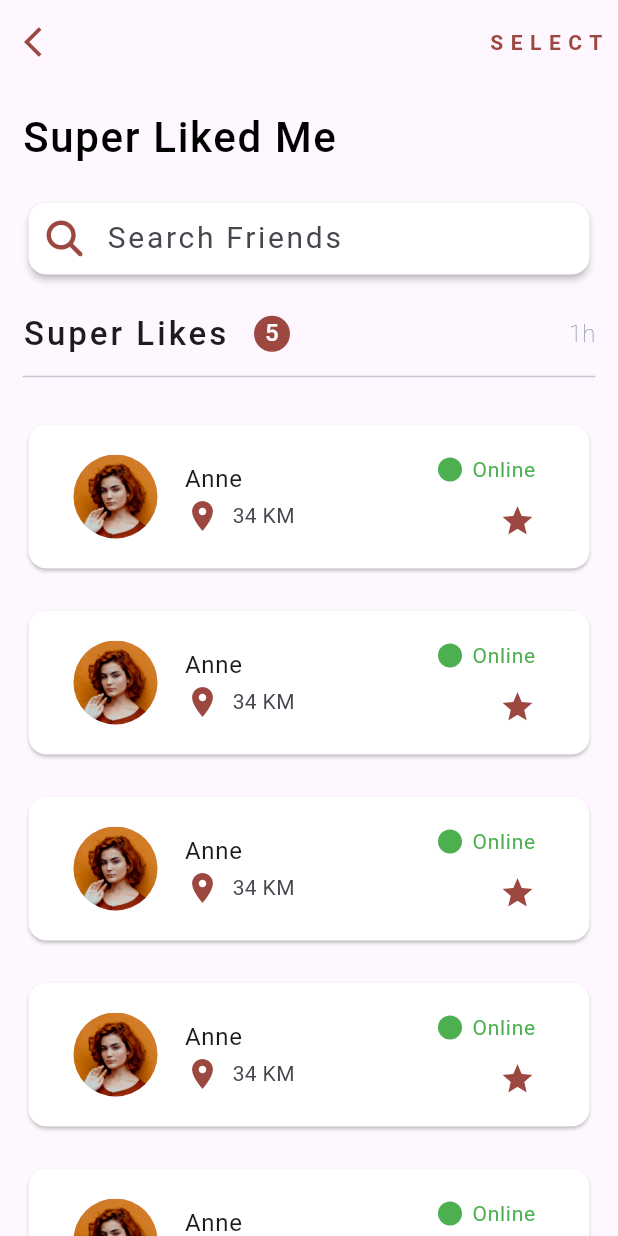
After one commit to AhmedBelal31/Flutter_UI_Apps, a Flutter app: the screen it shows after launch, after a tap on "42", on a phone screen of 412 x 824 dp. The commit adds this screen. Run offline on Flutter 3.47's test engine with Material 3 defaults, Android fonts, the phone set to English and light mode, and no system bars; our stand-ins replace font_awesome_flutter, google_fonts; Roboto replaces fonts that are missing (Acme).

Commit message:
Create Super Liked Me Screen

```diff
--- /dev/null
+++ b/lib/dating_app/screens/super_liked_me.dart
@@ -0,0 +1,103 @@
+import 'package:flutter/material.dart';
+import 'package:flutter_ui_apps/dating_app/theming/color.dart';
+import 'package:font_awesome_flutter/font_awesome_flutter.dart';
+import '../theming/text_style.dart';
+import '../widgets/super_liked_me/Super_liked_list.dart';
+
+class SuperLikedMe extends StatelessWidget {
+  const SuperLikedMe({super.key});
+
+  @override
+  Widget build(BuildContext context) {
+    return Scaffold(
+      appBar: _superLikedAppBar(context),
+      body: SingleChildScrollView(
+        physics: const BouncingScrollPhysics(),
+        child: Padding(
+          padding: const EdgeInsets.all(15.0),
+          child: Column(
+            crossAxisAlignment: CrossAxisAlignment.start,
+            children: [
+              _buildTitle(),
+              const SizedBox(height: 20),
+              _buildTF(),
+              const SizedBox(height: 20),
+              _buildTitleOfSuperLikedList(),
+              const SizedBox(height: 5),
+              const Divider(),
+              const SizedBox(height: 20),
+              const SuperLikedList(),
+            ],
+          ),
+        ),
+      ),
+    );
+  }
+
+  AppBar _superLikedAppBar(context) => AppBar(
+        leading: IconButton(
+          icon: const Icon(
+            Icons.arrow_back_ios,
+            color: primaryColor,
+          ),
+          onPressed: () {
+            Navigator.pop(context);
+          },
+        ),
+        actions: const [
+          Text(
+            'SELECT ',
+            style: actionMenuStyle,
+          )
+        ],
+      );
+
+  Widget _buildTitle() => Text(
+        'Super Liked Me',
+        style: headingTextStyle.copyWith(color: Colors.black, fontSize: 28),
+      );
+
+  Widget _buildTF() => const Card(
+        color: Colors.white,
+        elevation: 2,
+        child: TextField(
+          style: TextStyle(fontSize: 20, letterSpacing: 1.8),
+          decoration: InputDecoration(
+              border: InputBorder.none,
+              prefixIcon: Icon(
+                FontAwesomeIcons.magnifyingGlass,
+                color: primaryColor,
+              ),
+              hintText: 'Search Friends ',
+              hintStyle: TextStyle(fontSize: 20, letterSpacing: 1.8)),
+        ),
+      );
+
+  Widget _buildTitleOfSuperLikedList() => const Row(
+        children: [
+          Text(
+            'Super Likes ',
+            style: TextStyle(
+              letterSpacing: 2,
+              fontSize: 22,
+              fontWeight: FontWeight.w500,
+            ),
+          ),
+          SizedBox(width: 10),
+          CircleAvatar(
+            radius: 12,
+            backgroundColor: primaryColor,
+            child: Text(
+              '5',
+              style: TextStyle(color: Colors.white),
+              textAlign: TextAlign.center,
+            ),
+          ),
+          Spacer(),
+          Text(
+            '1h',
+            style: subTitleStyle,
+          ),
+        ],
+      );
+}
--- a/lib/dating_app/widgets/custom_app_bar.dart
+++ b/lib/dating_app/widgets/dating_home_widgets/custom_app_bar.dart
@@ -1,7 +1,7 @@
 import 'package:flutter/material.dart';
 import 'package:font_awesome_flutter/font_awesome_flutter.dart';
 
-import '../theming/text_style.dart';
+import '../../theming/text_style.dart';
 
 class CustomAppBar extends StatelessWidget {
   const CustomAppBar({super.key});
--- a/lib/dating_app/widgets/profile_info_card.dart
+++ b/lib/dating_app/widgets/dating_home_widgets/profile_info_card.dart
@@ -1,6 +1,6 @@
 import 'package:flutter/material.dart';
 
-import '../theming/text_style.dart';
+import '../../theming/text_style.dart';
 
 class ProfileInfoCard extends StatelessWidget {
   const ProfileInfoCard({
--- a/lib/dating_app/widgets/table_details.dart
+++ b/lib/dating_app/widgets/dating_home_widgets/table_details.dart
@@ -1,6 +1,7 @@
 import 'package:flutter/material.dart';
+import 'package:flutter_ui_apps/dating_app/screens/super_liked_me.dart';
 import 'package:font_awesome_flutter/font_awesome_flutter.dart';
-import '../theming/color.dart';
+import '../../theming/color.dart';
 import 'profile_info_card.dart';
 
 class TableDetails extends StatelessWidget {
@@ -10,9 +11,9 @@ class TableDetails extends StatelessWidget {
   Widget build(BuildContext context) {
     return Table(
       children: [
-        const TableRow(
+        TableRow(
           children: [
-            ProfileInfoCard(
+            const ProfileInfoCard(
               icon: Icon(
                 Icons.star,
                 color: primaryColor,
@@ -21,14 +22,23 @@ class TableDetails extends StatelessWidget {
               title: '13',
               subTitle: 'New Matches',
             ),
-            ProfileInfoCard(
-              icon: Icon(
-                Icons.favorite,
-                color: primaryColor,
-                size: 25,
+            InkWell(
+              onTap: () {
+                Navigator.of(context).push(
+                  MaterialPageRoute(
+                    builder: (context) => const SuperLikedMe(),
+                  ),
+                );
+              },
+              child: const ProfileInfoCard(
+                icon: Icon(
+                  Icons.favorite,
+                  color: primaryColor,
+                  size: 25,
+                ),
+                title: '42',
+                subTitle: 'Super Likes ',
               ),
-              title: '21',
-              subTitle: 'Unmatched Me ',
             ),
           ],
         ),
@@ -72,8 +82,8 @@ class TableDetails extends StatelessWidget {
                 color: primaryColor,
                 size: 25,
               ),
-              title: '42',
-              subTitle: 'Super Likes ',
+              title: '21',
+              subTitle: 'Unmatched Me ',
             ),
           ],
         ),
@@ -122,8 +132,6 @@ class TableDetails extends StatelessWidget {
             ),
           ],
         ),
-
-
       ],
     );
   }
--- a/lib/dating_app/widgets/user_background_image.dart
+++ b/lib/dating_app/widgets/dating_home_widgets/user_background_image.dart
@@ -1,6 +1,6 @@
 import 'package:flutter/material.dart';
 
-import '../theming/color.dart';
+import '../../theming/color.dart';
 
 class UserBackgroundImage extends StatelessWidget {
   const UserBackgroundImage({super.key});
--- a/lib/dating_app/widgets/user_information.dart
+++ b/lib/dating_app/widgets/dating_home_widgets/user_information.dart
@@ -1,6 +1,6 @@
 import 'package:flutter/material.dart';
 
-import '../theming/text_style.dart';
+import '../../theming/text_style.dart';
 
 class UserInformation extends StatelessWidget {
   const UserInformation({
--- a/lib/dating_app/widgets/user_statistics.dart
+++ b/lib/dating_app/widgets/dating_home_widgets/user_statistics.dart
@@ -1,5 +1,5 @@
 import 'package:flutter/material.dart';
-import 'package:flutter_ui_apps/dating_app/widgets/profile_info_card.dart';
+import 'package:flutter_ui_apps/dating_app/widgets/dating_home_widgets/profile_info_card.dart';
 
 class UserStatistics extends StatelessWidget {
   const UserStatistics({super.key});
--- /dev/null
+++ b/lib/dating_app/widgets/super_liked_me/Super_liked_list.dart
@@ -0,0 +1,17 @@
+import 'package:flutter/material.dart';
+import 'super_liked_list_item.dart';
+
+class SuperLikedList extends StatelessWidget {
+  const SuperLikedList({super.key});
+
+  @override
+  Widget build(BuildContext context) {
+    return ListView.separated(
+      physics: const NeverScrollableScrollPhysics(),
+      shrinkWrap: true,
+      itemBuilder: (context, index) => const SuperLikedListItem(),
+      separatorBuilder: (context, index) => const SizedBox(height: 20),
+      itemCount: 6,
+    );
+  }
+}
--- /dev/null
+++ b/lib/dating_app/widgets/super_liked_me/super_liked_list_item.dart
@@ -0,0 +1,59 @@
+import 'package:flutter/material.dart';
+import '../../theming/color.dart';
+import '../../theming/text_style.dart';
+
+class SuperLikedListItem extends StatelessWidget {
+  const SuperLikedListItem({super.key});
+
+  @override
+  Widget build(BuildContext context) => Card(
+        color: Colors.white,
+        child: Padding(
+          padding: const EdgeInsets.all(12.0),
+          child: ListTile(
+            leading: const CircleAvatar(
+              radius: 30,
+              backgroundImage: AssetImage('assets/images/user.png'),
+            ),
+            title: const Text('Anne'),
+            subtitle: const Row(
+              children: [
+                Icon(
+                  Icons.location_on,
+                  color: primaryColor,
+                ),
+                SizedBox(width: 8),
+                Text('34 KM'),
+              ],
+            ),
+            trailing: SizedBox(
+              width: 65,
+              child: Column(
+                crossAxisAlignment: CrossAxisAlignment.end,
+                children: [
+                  Row(
+                    children: [
+                      const CircleAvatar(
+                        radius: 8,
+                        backgroundColor: Colors.green,
+                      ),
+                      const Spacer(),
+                      Text(
+                        'Online',
+                        style: whiteSubHeadingTextStyle.copyWith(
+                            color: Colors.green, fontSize: 14),
+                      )
+                    ],
+                  ),
+                  const Spacer(),
+                  const Icon(
+                    Icons.star,
+                    color: primaryColor,
+                  )
+                ],
+              ),
+            ),
+          ),
+        ),
+      );
+}
```
Also changed, not shown: lib/dating_app/screens/dating_home_screen.dart (+9 -7 lines), lib/dating_app/widgets/dating_home_widgets/user_circle_avatar.dart (renamed from lib/dating_app/widgets/user_circle_avatar.dart).
